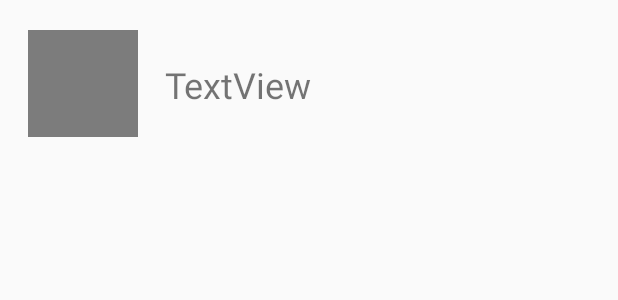
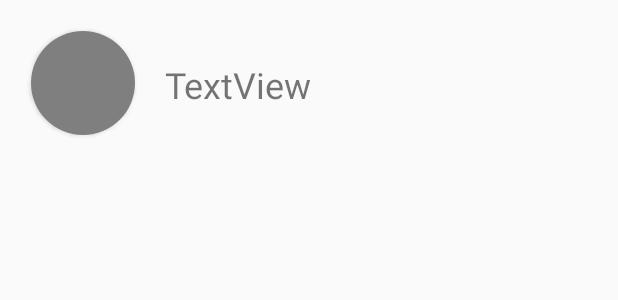
Before and after one commit to MoisesAyala/HeroesApp, an Android app: the layout lista_elemento.xml on its own in the app's theme, with its tools: preview values and no code run, on a phone screen of 412 x 824 dp. Shown: the top 300 px of the screen. Run offline under Robolectric (Android 15) with nearby library versions, the phone set to English and light mode, and no system bars.

```diff
--- a/app/build.gradle
+++ b/app/build.gradle
@@ -39,4 +39,5 @@ dependencies {
     implementation 'com.squareup.retrofit2:converter-gson:2.3.0'
     implementation 'com.squareup.okhttp3:logging-interceptor:3.9.1'
     implementation 'com.squareup.picasso:picasso:2.71828'
+    implementation 'androidx.cardview:cardview:1.0.0'
 }
--- a/app/src/main/AndroidManifest.xml
+++ b/app/src/main/AndroidManifest.xml
@@ -1,7 +1,9 @@
 <?xml version="1.0" encoding="utf-8"?>
 <manifest xmlns:android="http://schemas.android.com/apk/res/android"
     package="com.example.heroes">
+
     <uses-permission android:name="android.permission.INTERNET" />
+
     <application
         android:allowBackup="true"
         android:icon="@mipmap/ic_launcher"
--- a/app/src/main/res/layout/lista_elemento.xml
+++ b/app/src/main/res/layout/lista_elemento.xml
@@ -36,15 +36,27 @@
         app:layout_constraintStart_toStartOf="@+id/guideline3"
         app:layout_constraintTop_toTopOf="@+id/guideline2" />
 
-    <ImageView
-        android:id="@+id/heropic"
-        android:layout_width="73dp"
-        android:layout_height="71dp"
+    <androidx.cardview.widget.CardView
+        android:layout_width="69dp"
+        android:layout_height="69dp"
+        app:cardCornerRadius="60dp"
         app:layout_constraintBottom_toTopOf="@+id/guideline4"
         app:layout_constraintEnd_toStartOf="@+id/guideline3"
         app:layout_constraintStart_toStartOf="parent"
         app:layout_constraintTop_toTopOf="@+id/guideline5"
-        app:srcCompat="@android:drawable/screen_background_dark_transparent" />
+        tools:ignore="MissingConstraints">
+
+        <ImageView
+            android:id="@+id/heropic"
+            android:layout_width="73dp"
+            android:layout_height="71dp"
+            android:scaleType="centerCrop"
+            app:layout_constraintBottom_toTopOf="@+id/guideline4"
+            app:layout_constraintEnd_toStartOf="@+id/guideline3"
+            app:layout_constraintStart_toStartOf="parent"
+            app:layout_constraintTop_toTopOf="@+id/guideline5"
+            app:srcCompat="@android:drawable/screen_background_dark_transparent" />
+    </androidx.cardview.widget.CardView>
 
     <androidx.constraintlayout.widget.Guideline
         android:id="@+id/guideline4"
```
Also changed, not shown: app/src/main/java/com/example/heroes/Adapter.java (+7 -5 lines), app/src/main/java/com/example/heroes/MainActivity.java (+42 -4 lines).
